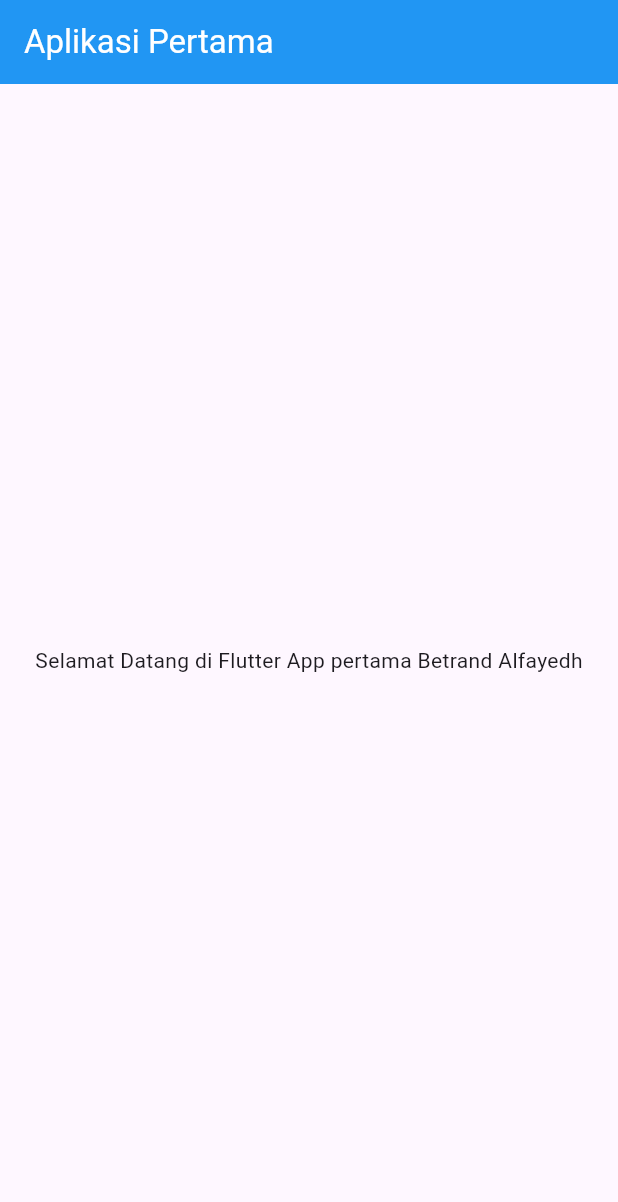
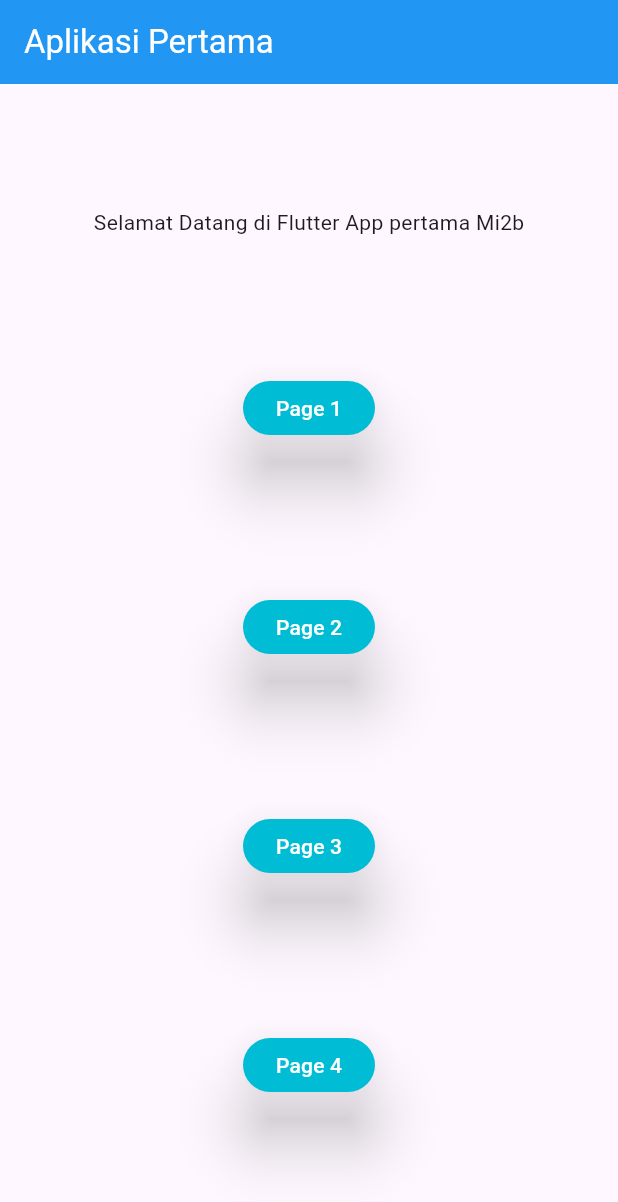
Before and after one commit to Betrand-Alfayedh/flutter_mib, a Flutter app: the screen it shows after launch, on a phone screen of 412 x 824 dp. Shown: the top 1202 px of the screen. Run offline on Flutter 3.47's test engine with Material 3 defaults, Android fonts, the phone set to English and light mode, and no system bars.

Commit message:
Initial commit

```diff
--- a/lib/main.dart
+++ b/lib/main.dart
@@ -1,4 +1,8 @@
 import 'package:flutter/material.dart';
+import 'package:flutter_mib/Screen/page_dua.dart';
+import 'package:flutter_mib/Screen/page_empat.dart';
+import 'package:flutter_mib/Screen/page_satu.dart';
+import 'package:flutter_mib/Screen/page_tiga.dart';
 
 void main() {
   runApp(const MyApp());
@@ -48,13 +52,85 @@ class PageOne extends StatelessWidget {
         //appBar : properti dari sebuah widget
         //AppBar : widget
 
-        title: Text('Aplikasi Pertama',
+        title: Text(
+          'Aplikasi Pertama',
           style: TextStyle(color: Colors.white),
         ),
         backgroundColor: Colors.blue,
       ),
       body: Center(
-        child: Text("Selamat Datang di Flutter App pertama Betrand Alfayedh"),
+        child: Column(
+          mainAxisAlignment: MainAxisAlignment.spaceEvenly,
+          crossAxisAlignment: CrossAxisAlignment.center,
+          children: [
+            Text("Selamat Datang di Flutter App pertama Mi2b"),
+            Padding(
+              padding: const EdgeInsets.all(8.0),
+              child: MaterialButton(onPressed: (){
+                Navigator.push(context, MaterialPageRoute(builder: (context)
+                =>PageSatu()
+                ));
+              },
+                elevation: 18.0,
+                shape: RoundedRectangleBorder(borderRadius: BorderRadius.circular(20)),
+                //ini untuk pindah page
+                color: Colors.cyan,
+                child: Text('Page 1',
+                  style: TextStyle(fontSize: 14, color: Colors.white ),
+                ),
+              ),
+            ),
+            Padding(
+              padding: const EdgeInsets.all(8.0),
+              child: MaterialButton(onPressed: (){
+                Navigator.push(context, MaterialPageRoute(builder: (context)
+                =>PageDua()
+                ));
+              },
+                elevation: 18.0,
+                shape: RoundedRectangleBorder(borderRadius: BorderRadius.circular(20)),
+                //ini untuk pindah page
+                color: Colors.cyan,
+                child: Text('Page 2',
+                  style: TextStyle(fontSize: 14, color: Colors.white ),
+                ),
+              ),
+            ),
+            Padding(
+              padding: const EdgeInsets.all(8.0),
+              child: MaterialButton(onPressed: (){
+                Navigator.push(context, MaterialPageRoute(builder: (context)
+                =>PageTiga()
+                ));
+              },
+                elevation: 18.0,
+                shape: RoundedRectangleBorder(borderRadius: BorderRadius.circular(20)),
+                //ini untuk pindah page
+                color: Colors.cyan,
+                child: Text('Page 3',
+                  style: TextStyle(fontSize: 14, color: Colors.white ),
+                ),
+              ),
+            ),
+            Padding(
+              padding: const EdgeInsets.all(8.0),
+              child: MaterialButton(onPressed: (){
+                Navigator.push(context, MaterialPageRoute(builder: (context)
+                =>PageEmpat()
+                ));
+              },
+                elevation: 18.0,
+                shape: RoundedRectangleBorder(borderRadius: BorderRadius.circular(20)),
+                //ini untuk pindah page
+                color: Colors.cyan,
+                child: Text('Page 4',
+                  style: TextStyle(fontSize: 14, color: Colors.white ),
+                ),
+              ),
+            ),
+          ],
+        ),
+
         //child :  cuma bisa nampung 1 widget
         //children : bisa nampung beberapa widget
       ),
```
Also changed, not shown: lib/Screen/page_dua.dart (added, +41 -0 lines), lib/Screen/page_empat.dart (added, +29 -0 lines), lib/Screen/page_satu.dart (added, +19 -0 lines), lib/Screen/page_tiga.dart (added, +62 -0 lines).
